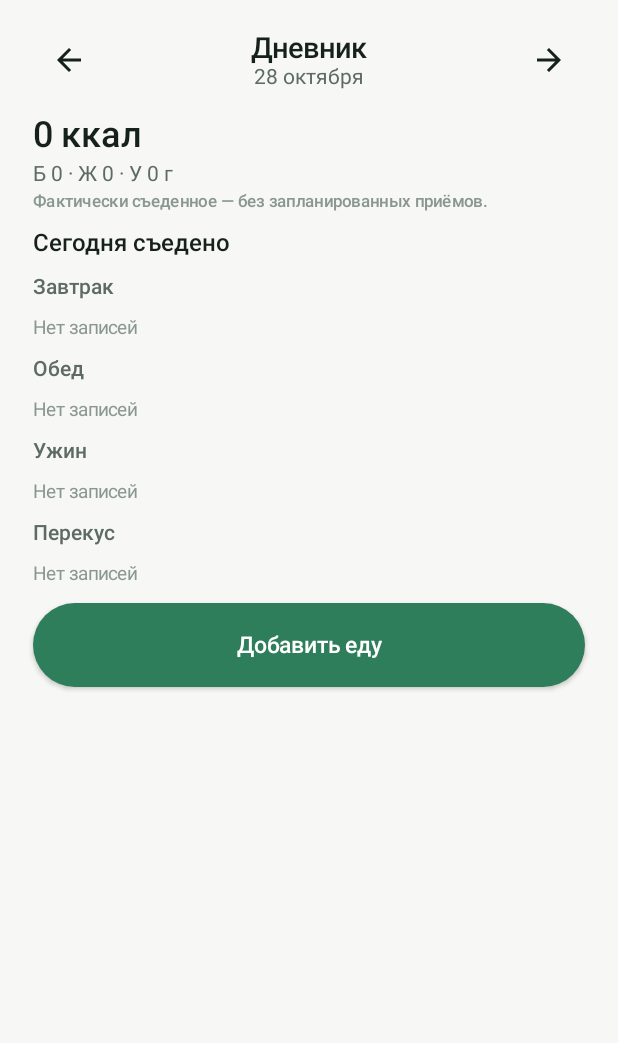
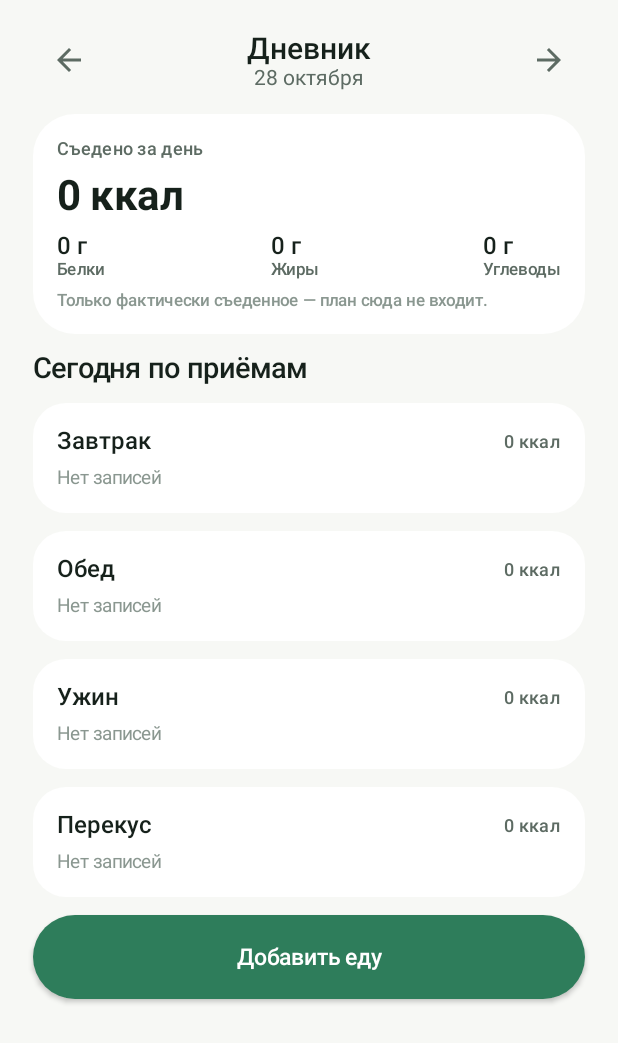
Before and after one commit to exprof512/android-app, an Android app built with Jetpack Compose: the composable DiaryScreen shown on its own in the app's theme, on a phone screen of 412 x 824 dp. Shown: the top 1043 px of the screen. Run offline under Robolectric (Android 15) with nearby library versions, the phone set to English and light mode, and no system bars; our stand-ins replace Dagger/Hilt's generated code; network calls fail; 1 statement that could not run was skipped.

Commit message:
feat(android): redesign Plan and Diary with summary cards and calmer hierarchy

```diff
--- a/android/app/src/main/java/com/foodai/app/feature/diary/DiaryScreen.kt
+++ b/android/app/src/main/java/com/foodai/app/feature/diary/DiaryScreen.kt
@@ -1,6 +1,6 @@
 package com.foodai.app.feature.diary
 
-import androidx.compose.foundation.clickable
+import androidx.compose.foundation.background
 import androidx.compose.foundation.layout.Arrangement
 import androidx.compose.foundation.layout.Column
 import androidx.compose.foundation.layout.PaddingValues
@@ -11,10 +11,10 @@ import androidx.compose.foundation.layout.fillMaxWidth
 import androidx.compose.foundation.layout.height
 import androidx.compose.foundation.layout.padding
 import androidx.compose.foundation.lazy.LazyColumn
-import androidx.compose.foundation.lazy.items
 import androidx.compose.material.icons.Icons
 import androidx.compose.material.icons.automirrored.outlined.ArrowBack
 import androidx.compose.material.icons.automirrored.outlined.ArrowForward
+import androidx.compose.material.icons.outlined.DeleteOutline
 import androidx.compose.material3.Icon
 import androidx.compose.material3.IconButton
 import androidx.compose.material3.Text
@@ -25,15 +25,18 @@ import androidx.compose.runtime.remember
 import androidx.compose.runtime.setValue
 import androidx.compose.ui.Alignment
 import androidx.compose.ui.Modifier
+import androidx.compose.ui.draw.clip
 import androidx.compose.ui.unit.dp
 import androidx.hilt.navigation.compose.hiltViewModel
 import androidx.lifecycle.compose.collectAsStateWithLifecycle
 import com.foodai.app.core.network.NutritionLogDto
 import com.foodai.app.core.ui.ErrorPane
 import com.foodai.app.core.ui.LoadingPane
+import com.foodai.app.core.ui.components.FoodAIPrimaryButton
 import com.foodai.app.core.ui.displayRecipeName
 import com.foodai.app.core.ui.theme.FoodAIColors
 import com.foodai.app.core.ui.theme.FoodAIDimens
+import com.foodai.app.core.ui.theme.FoodAIShapes
 import com.foodai.app.core.ui.theme.FoodAITypography
 import com.foodai.app.feature.plan.mealTypeLabel
 import java.time.LocalDate
@@ -92,10 +95,13 @@ fun DiaryScreen(
         }
     }
     LazyColumn(
-        modifier = Modifier
-            .fillMaxSize()
-            .padding(horizontal = FoodAIDimens.ScreenPadding),
-        contentPadding = PaddingValues(vertical = FoodAIDimens.Space16),
+        modifier = Modifier.fillMaxSize(),
+        contentPadding = PaddingValues(
+            start = FoodAIDimens.ScreenPadding,
+            end = FoodAIDimens.ScreenPadding,
+            top = FoodAIDimens.Space16,
+            bottom = FoodAIDimens.Space32,
+        ),
         verticalArrangement = Arrangement.spacedBy(FoodAIDimens.Space12),
     ) {
         item {
@@ -108,10 +114,11 @@ fun DiaryScreen(
                     Icon(
                         Icons.AutoMirrored.Outlined.ArrowBack,
                         contentDescription = "Предыдущий день",
+                        tint = FoodAIColors.TextSecondary,
                     )
                 }
                 Column(horizontalAlignment = Alignment.CenterHorizontally) {
-                    Text("Дневник", style = FoodAITypography.titleLarge)
+                    Text("Дневник", style = FoodAITypography.headlineSmall)
                     Text(
                         headline,
                         style = FoodAITypography.bodyMedium,
@@ -122,54 +129,106 @@ fun DiaryScreen(
                     Icon(
                         Icons.AutoMirrored.Outlined.ArrowForward,
                         contentDescription = "Следующий день",
+                        tint = FoodAIColors.TextSecondary,
                     )
                 }
             }
         }
         item {
-            Column(verticalArrangement = Arrangement.spacedBy(4.dp)) {
+            Column(
+                modifier = Modifier
+                    .fillMaxWidth()
+                    .clip(FoodAIShapes.CardLarge)
+                    .background(FoodAIColors.Surface)
+                    .padding(FoodAIDimens.Space16),
+                verticalArrangement = Arrangement.spacedBy(FoodAIDimens.Space8),
+            ) {
                 Text(
-                    "%,d ккал".format(state.totalsKcal),
-                    style = FoodAITypography.headlineMedium,
-                )
-                Text(
-                    "Б ${state.proteinG.toInt()} · Ж ${state.fatG.toInt()} · У ${state.carbsG.toInt()} г",
-                    style = FoodAITypography.bodyMedium,
+                    "Съедено за день",
+                    style = FoodAITypography.labelMedium,
                     color = FoodAIColors.TextSecondary,
                 )
                 Text(
-                    "Фактически съеденное — без запланированных приёмов.",
+                    "%,d ккал".format(state.totalsKcal),
+                    style = FoodAITypography.headlineLarge,
+                )
+                Row(
+                    modifier = Modifier.fillMaxWidth(),
+                    horizontalArrangement = Arrangement.SpaceBetween,
+                ) {
+                    DiaryMacro("Белки", state.proteinG.toInt())
+                    DiaryMacro("Жиры", state.fatG.toInt())
+                    DiaryMacro("Углеводы", state.carbsG.toInt())
+                }
+                Text(
+                    "Только фактически съеденное — план сюда не входит.",
                     style = FoodAITypography.labelSmall,
                     color = FoodAIColors.TextMuted,
                 )
             }
         }
         item {
-            val eatenTitle = if (state.date == LocalDate.now().toString()) "Сегодня съедено" else "Съедено"
-            Text(eatenTitle, style = FoodAITypography.titleMedium)
+            Text(
+                if (state.date == LocalDate.now().toString()) "Сегодня по приёмам" else "По приёмам",
+                style = FoodAITypography.titleLarge,
+            )
         }
         for ((meal, rows) in grouped) {
             item {
-                Text(mealTypeLabel(meal), style = FoodAITypography.titleSmall, color = FoodAIColors.TextSecondary)
-            }
-            if (rows.isEmpty()) {
-                item {
-                    Text("Нет записей", style = FoodAITypography.bodySmall, color = FoodAIColors.TextMuted)
-                }
-            } else {
-                items(rows, key = { it.id }) { log ->
-                    DiaryEntryRow(log = log, onDelete = { onDelete(log.id) })
+                Column(
+                    modifier = Modifier
+                        .fillMaxWidth()
+                        .clip(FoodAIShapes.Card)
+                        .background(FoodAIColors.Surface)
+                        .padding(FoodAIDimens.Space16),
+                    verticalArrangement = Arrangement.spacedBy(FoodAIDimens.Space8),
+                ) {
+                    Row(
+                        modifier = Modifier.fillMaxWidth(),
+                        horizontalArrangement = Arrangement.SpaceBetween,
+                        verticalAlignment = Alignment.CenterVertically,
+                    ) {
+                        Text(mealTypeLabel(meal), style = FoodAITypography.titleMedium)
+                        Text(
+                            "${rows.sumOf { it.caloriesKcal }} ккал",
+                            style = FoodAITypography.labelMedium,
+                            color = FoodAIColors.TextSecondary,
+                        )
+                    }
+                    if (rows.isEmpty()) {
+                        Text(
+                            "Нет записей",
+                            style = FoodAITypography.bodySmall,
+                            color = FoodAIColors.TextMuted,
+                        )
+                    } else {
+                        rows.forEach { log ->
+                            DiaryEntryRow(log = log, onDelete = { onDelete(log.id) })
+                        }
+                    }
                 }
             }
         }
         item {
-            com.foodai.app.core.ui.components.FoodAIPrimaryButton(
+            FoodAIPrimaryButton(
                 label = "Добавить еду",
                 onClick = onAdd,
                 showArrow = false,
             )
         }
-        item { Spacer(Modifier.height(FoodAIDimens.Space32)) }
+        item { Spacer(Modifier.height(FoodAIDimens.Space16)) }
+    }
+}
+
+@Composable
+private fun DiaryMacro(label: String, grams: Int) {
+    Column {
+        Text("$grams г", style = FoodAITypography.titleMedium)
+        Text(
+            label,
+            style = FoodAITypography.labelSmall,
+            color = FoodAIColors.TextSecondary,
+        )
     }
 }
 
@@ -178,13 +237,13 @@ private fun DiaryEntryRow(log: NutritionLogDto, onDelete: () -> Unit) {
     Row(
         modifier = Modifier
             .fillMaxWidth()
-            .padding(vertical = FoodAIDimens.Space8),
+            .padding(vertical = FoodAIDimens.Space4),
         verticalAlignment = Alignment.CenterVertically,
     ) {
         Column(Modifier.weight(1f)) {
             Text(
                 displayRecipeName(log.description),
-                style = FoodAITypography.titleMedium,
+                style = FoodAITypography.titleSmall,
                 maxLines = 2,
             )
             Text(
@@ -193,11 +252,12 @@ private fun DiaryEntryRow(log: NutritionLogDto, onDelete: () -> Unit) {
                 color = FoodAIColors.TextSecondary,
             )
         }
-        Text(
-            "Удалить",
-            color = FoodAIColors.Error,
-            style = FoodAITypography.labelMedium,
-            modifier = Modifier.clickable(onClick = onDelete),
-        )
+        IconButton(onClick = onDelete) {
+            Icon(
+                Icons.Outlined.DeleteOutline,
+                contentDescription = "Удалить запись",
+                tint = FoodAIColors.TextMuted,
+            )
+        }
     }
 }
```
Also changed, not shown: android/app/src/main/java/com/foodai/app/feature/plan/PlanScreens.kt (+101 -22 lines).
